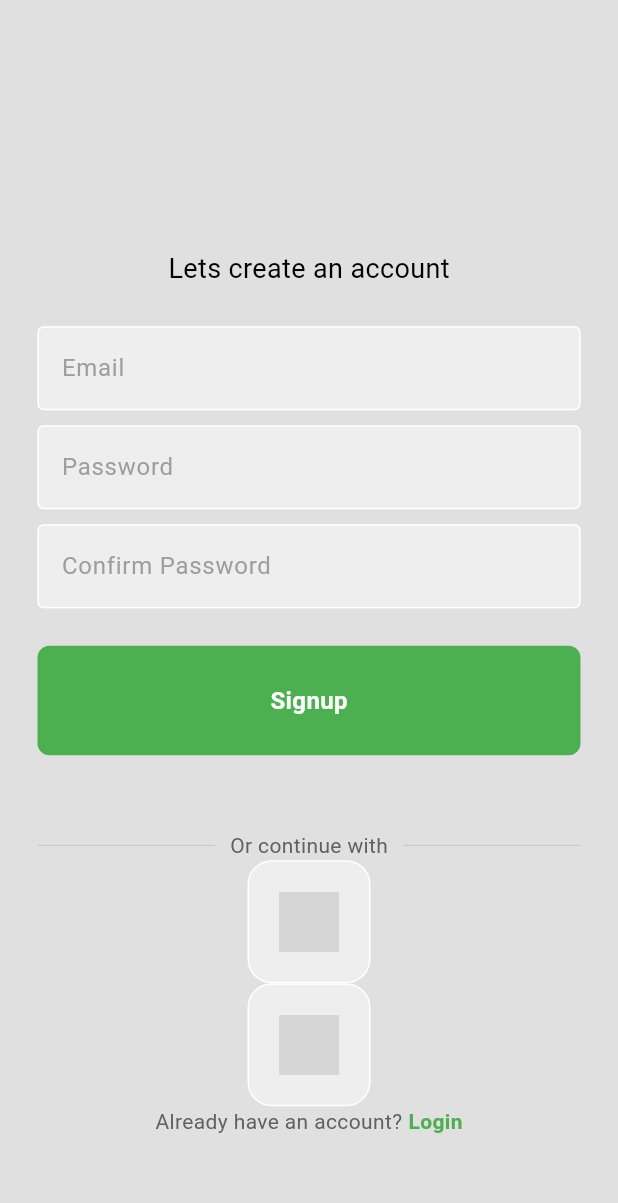
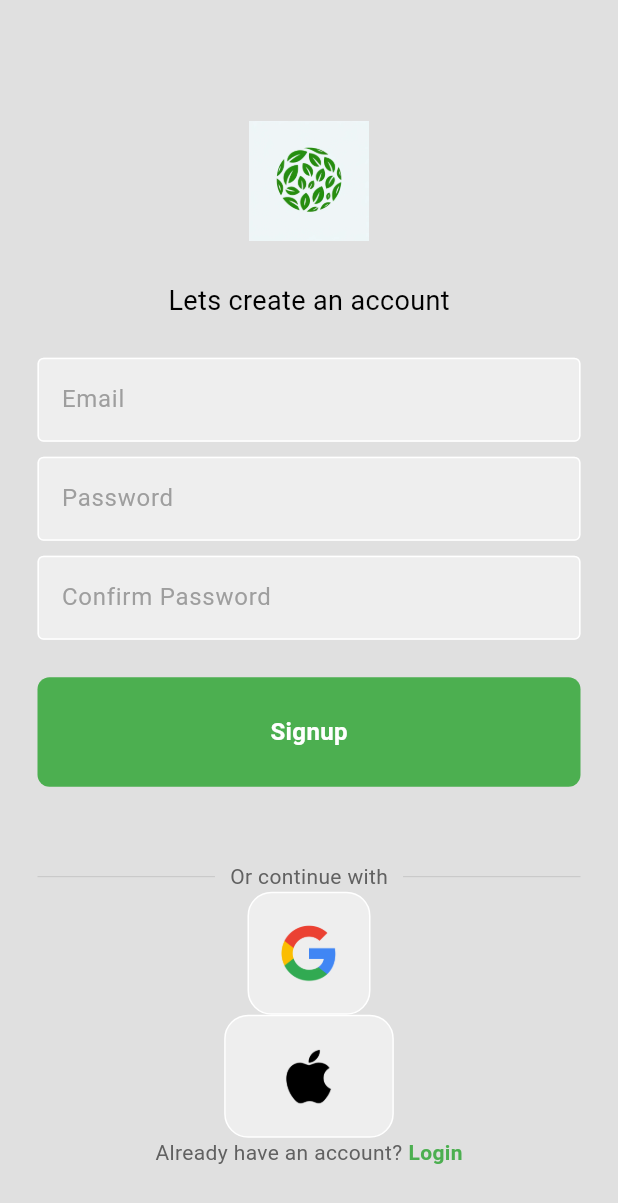
Before and after one commit to GraciousDaniel/green, a Flutter app: the screen it shows after launch, after a tap on "Register now", on a phone screen of 412 x 824 dp. Shown: the top 1203 px of the screen. Run offline on Flutter 3.47's test engine with Material 3 defaults, Android fonts, the phone set to English and light mode, and no system bars; our stand-ins replace firebase_auth, firebase_core; accounts and stored records are empty; network calls fail; grey boxes are pictures that could not be loaded.

Commit message:
images addition

```diff
--- a/lib/screens/loginpage.dart
+++ b/lib/screens/loginpage.dart
@@ -74,10 +74,15 @@ class _LoginpageState extends State<Loginpage> {
             child: Column(
               mainAxisAlignment: MainAxisAlignment.center,
               children: [
-                const SizedBox(height: 50),
+                const SizedBox(height: 25),
                 //logo
+                Image.asset(
+                  'lib/images/DALL·E 2024-02-15 14.49.53 - A simple and clear image of green leaves forming the shape of the Earth. The design should be straightforward and easy to understand, with the leaves .webp',
+                  height: 100,
+                  width: 80,
+                  ),
 
-                const SizedBox(height: 50),
+                const SizedBox(height: 17),
 
                 //welcome text
                 const Text(
@@ -95,6 +100,8 @@ class _LoginpageState extends State<Loginpage> {
                   hintText: 'Email',
                   obscureText: false,
                 ),
+
+                const SizedBox(height: 10),
 
                 //password textfield
                 MyTextfield(
@@ -157,10 +164,10 @@ class _LoginpageState extends State<Loginpage> {
                 ),
 
                 //google button
-               SquareTile(imagePath: 'lib/images/'),
+               const SquareTile(imagePath: 'lib/images/2048px-Google__G__logo.svg.png'),
 
                 //apple button
-                SquareTile(imagePath: 'lib/images/'),
+                const SquareTile(imagePath: 'lib/images/Apple-Logo.png'),
 
                 //okay register option
                 Row(
--- a/lib/screens/signinpage.dart
+++ b/lib/screens/signinpage.dart
@@ -84,10 +84,15 @@ class _SigninpageState extends State<Signinpage> {
             child: Column(
               mainAxisAlignment: MainAxisAlignment.center,
               children: [
-                const SizedBox(height: 50),
+                const SizedBox(height: 25),
                 //logo
+                 Image.asset(
+                  'lib/images/DALL·E 2024-02-15 14.49.53 - A simple and clear image of green leaves forming the shape of the Earth. The design should be straightforward and easy to understand, with the leaves .webp',
+                  height: 100,
+                  width: 80,
+                  ),
 
-                const SizedBox(height: 50),
+                const SizedBox(height: 17),
 
                 //welcome text
                 const Text(
@@ -163,10 +168,10 @@ class _SigninpageState extends State<Signinpage> {
                 ),
 
                 //google button
-               SquareTile(imagePath: 'lib/images/'),
+               const SquareTile(imagePath: 'lib/images/2048px-Google__G__logo.svg.png'),
 
                 //apple button
-                SquareTile(imagePath: 'lib/images/'),
+                const SquareTile(imagePath: 'lib/images/Apple-Logo.png'),
 
                 //okay register option
                 Row(
--- a/lib/screens/splashscreen.dart
+++ b/lib/screens/splashscreen.dart
@@ -25,12 +25,14 @@ class _SplashscreenState extends State<Splashscreen> {
         child: Column(
           mainAxisAlignment: MainAxisAlignment.center,
           children: <Widget>[
-            // Replace 'assets/logo.png' with your actual logo asset path
-            //text test
-            const Text('green'),
-            Image.asset('lib/images/', height: 100.0),
-            const SizedBox(height: 20),
-            const CircularProgressIndicator(), //Show a loading indicator
+            Image.asset(
+              'lib/images/DALL·E 2024-02-15 14.49.53 - A simple and clear image of green leaves forming the shape of the Earth. The design should be straightforward and easy to understand, with the leaves .webp',
+               height: 300.0,
+               width: 200,
+               ),
+            //to show loading circle underneath it
+            //const SizedBox(height: 20),
+           // const CircularProgressIndicator(), //Show a loading indicator
           ],
         ),
       ),
```
Also changed, not shown: lib/images/2048px-Google__G__logo.svg.png (added), lib/images/Apple-Logo.png (added), lib/images/DALL·E 2024-02-15 14.49.53 - A simple and clear image of green leaves forming the shape of the Earth. The design should be straightforward and easy to understand, with the leaves .webp (added), lib/images/DALL·E 2024-02-15 14.50.50 - An image showing green leaves meticulously arranged to form the shape of the Earth. The leaves should vary in shades of green, creating a realistic an.webp (added), lib/images/d2abd662597191.5a9589b09ddf5.jpg (added).
